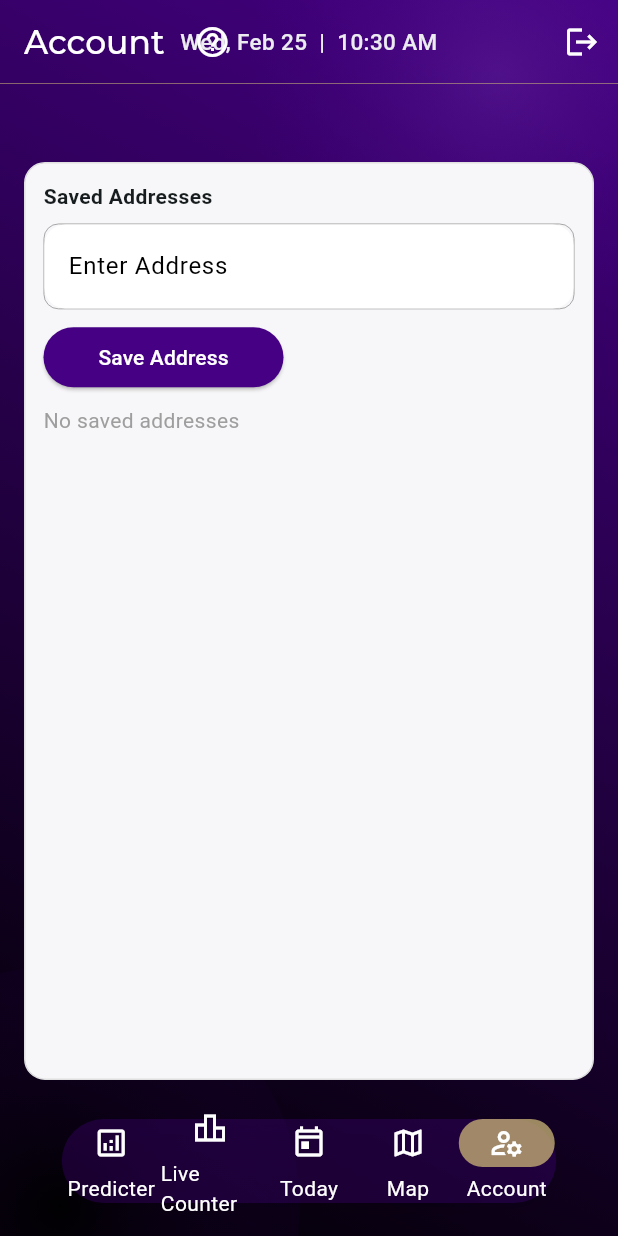
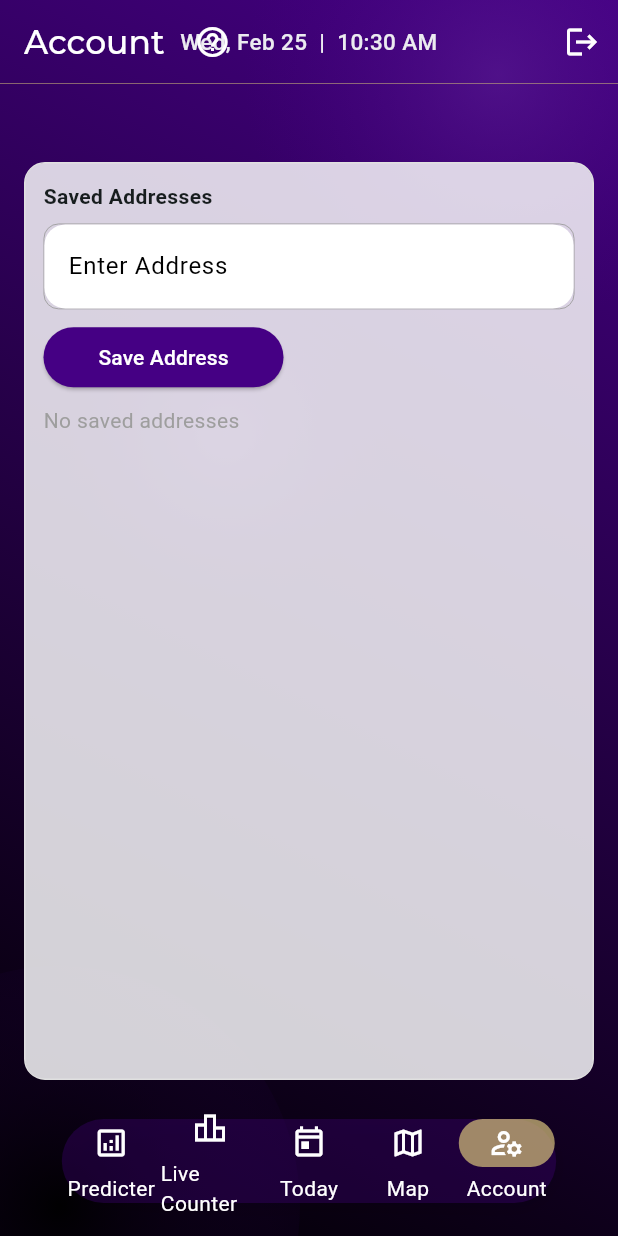
Before and after one commit to Dagwoods/smart-website-temp, a Flutter app: the screen it shows once a user with an empty profile is signed in, item 5 of the bottom bar chosen, on a phone screen of 412 x 824 dp. Run offline on Flutter 3.47's test engine with Material 3 defaults, Android fonts, the phone set to English and light mode, and no system bars; drawn by our look-alikes of google_places_flutter; our stand-ins replace cloud_firestore, firebase_auth, firebase_core, fluttertoast, google_fonts, google_maps_flutter; accounts and stored records are empty; generated files the repository leaves out were written again; network calls fail; Roboto replaces fonts that are missing (SF Pro); statements that could not run were skipped; project files that could hold a hidden picture were left out.

Commit message:
lets find out

```diff
--- a/lib/homepage/account_page.dart
+++ b/lib/homepage/account_page.dart
@@ -278,7 +278,7 @@
                                     width: double.infinity,
                                     padding: const EdgeInsets.all(12),
                                     decoration: BoxDecoration(
-                                      color: const Color.fromRGBO(247, 247, 249, 1),
+                                      color: const Color.fromRGBO(247, 247, 249, 0.85),
                                       borderRadius: BorderRadius.circular(14),
                                       border: Border.all(color: Colors.grey.shade300),
                                     ),
```
